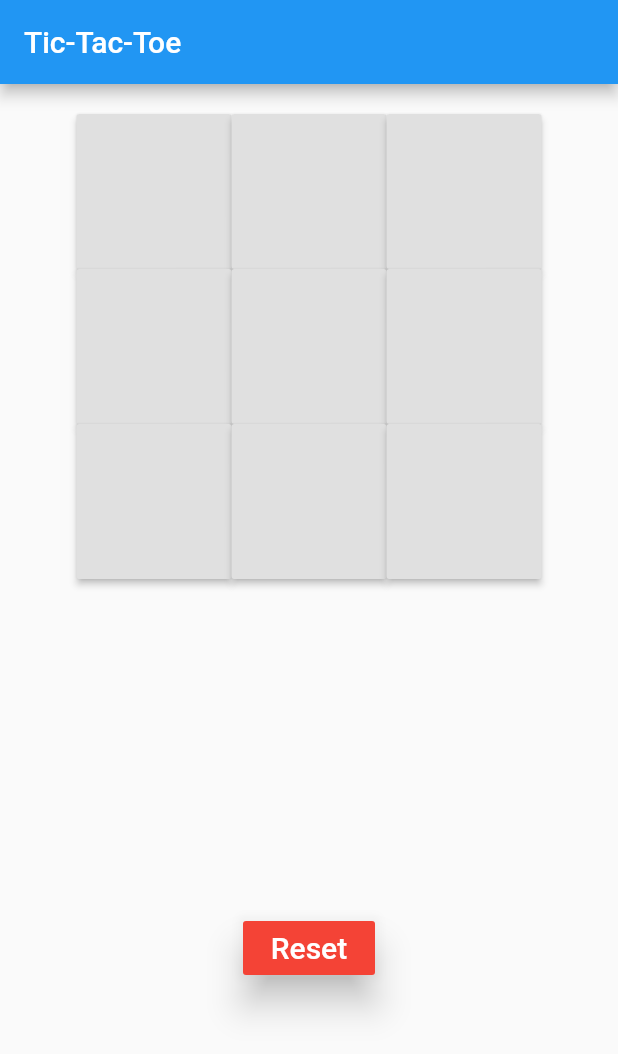
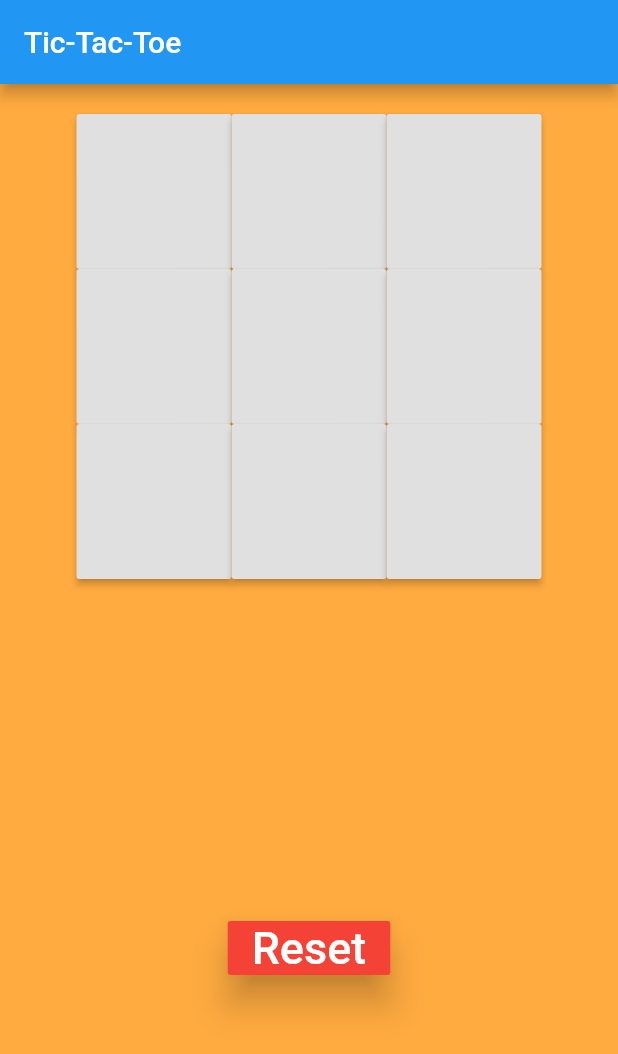
Before and after one commit to anshrastogi20/tic_tac_toe, a Flutter app: the screen it shows after launch, on a phone screen of 412 x 824 dp. Shown: the top 1054 px of the screen. Run offline on Flutter 3.47's test engine with Material 2 defaults, Android fonts, the phone set to English and light mode, and no system bars.

Commit message:
Initial commit

```diff
--- a/lib/main.dart
+++ b/lib/main.dart
@@ -32,6 +32,7 @@ class FirstScreenState extends State<FirstScreen> {
   @override
   Widget build(BuildContext context) {
     return Scaffold(
+        backgroundColor: Colors.orangeAccent,
         body: Column(
           children: <Widget>[
             Expanded(
@@ -46,11 +47,12 @@ class FirstScreenState extends State<FirstScreen> {
                     children: List.generate(9, (index) {
                       return Center(
                         child: RaisedButton(
-                          // elevation: 5.0,
+                            //elevation: 5.0,
                             onPressed: () {
                               action(index);
                             },
                             child: Container(
+                              //margin: EdgeInsets.all(4.0),
                               child: Center(
                                 child: Text(
                                     value[index],
@@ -76,12 +78,12 @@ class FirstScreenState extends State<FirstScreen> {
                   children: <Widget> [
                     RaisedButton(
                       color: Colors.red,
-                      textColor: Colors.white,
+                      //textColor: Colors.white,
                       elevation: 10.0,
                       child: Text(
                         "Reset",
                         style: TextStyle(
-                          fontSize: 20.0,
+                          fontSize: 30.0,
                           color: Colors.white,
                         ),
                       ),
```
